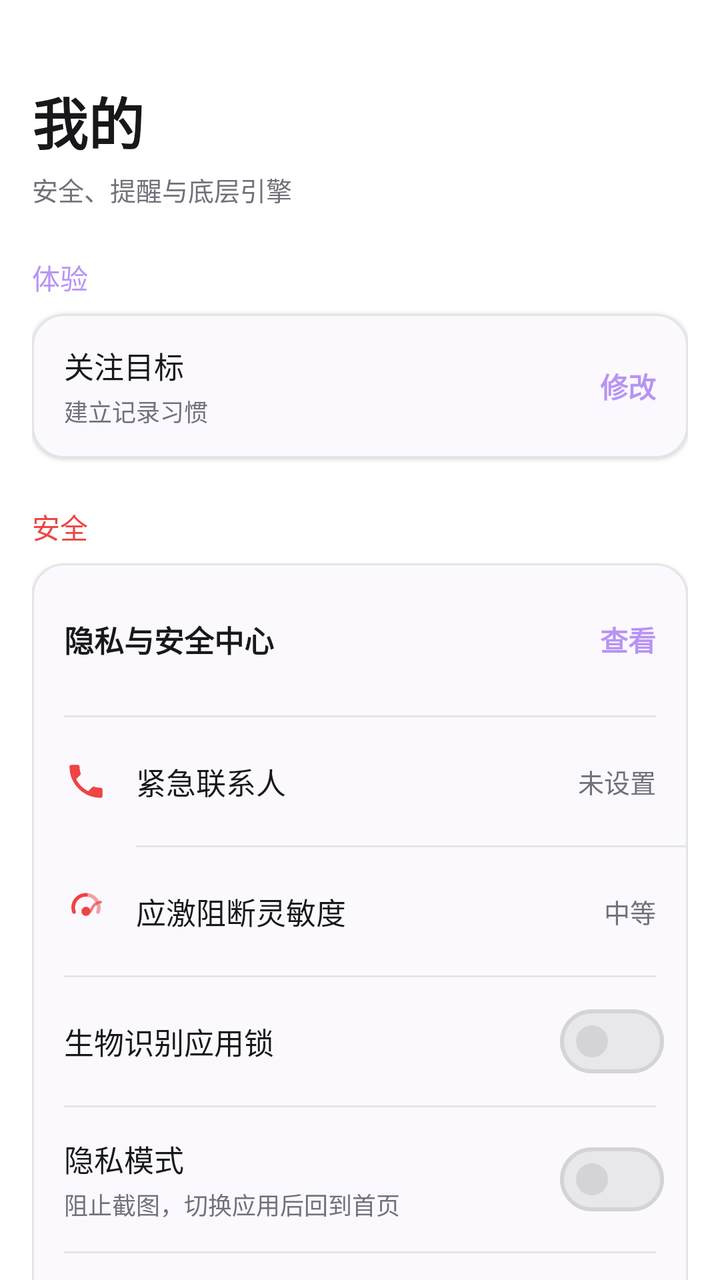
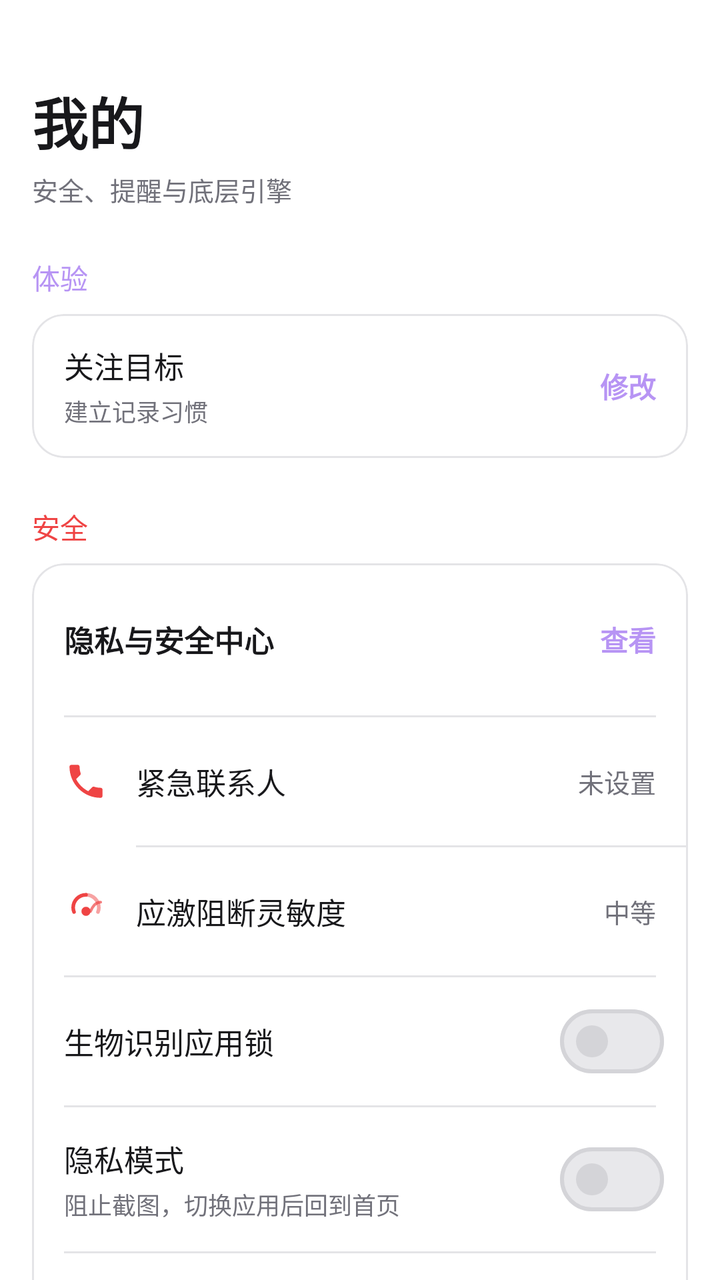

Two renders of the same Android screen: before a commit and after it. Below are the layout's source before the change and the commit's diff.
<!-- AndroidManifest.xml: application theme Theme.EmoScope -->
<!-- res/layout/fragment_settings.xml -->
<?xml version="1.0" encoding="utf-8"?>
<androidx.core.widget.NestedScrollView xmlns:android="http://schemas.android.com/apk/res/android"
    xmlns:app="http://schemas.android.com/apk/res-auto"
    android:layout_width="match_parent"
    android:layout_height="match_parent"
    android:background="?attr/colorSurfaceContainerLowest"
    android:clipToPadding="false"
    android:paddingStart="16dp"
    android:paddingTop="40dp"
    android:paddingEnd="16dp"
    android:paddingBottom="80dp"
    android:scrollbars="none">

    <LinearLayout
        android:layout_width="match_parent"
        android:layout_height="wrap_content"
        android:orientation="vertical">

        <TextView
            android:layout_width="match_parent"
            android:layout_height="wrap_content"
            android:text="我的"
            android:textColor="?attr/colorOnSurface"
            android:textSize="28sp"
            android:textStyle="bold" />

        <TextView
            android:layout_width="match_parent"
            android:layout_height="wrap_content"
            android:layout_marginTop="4dp"
            android:text="安全、提醒与底层引擎"
            android:textColor="?attr/colorOnSurfaceVariant"
            android:textSize="13sp" />

        <TextView
            style="@style/TextAppearance.Material3.LabelLarge"
            android:layout_width="wrap_content"
            android:layout_height="wrap_content"
            android:layout_marginTop="24dp"
            android:text="体验"
            android:textColor="?attr/colorPrimary" />

        <com.google.android.material.card.MaterialCardView
            android:id="@+id/btnFocusGoal"
            android:layout_width="match_parent"
            android:layout_height="wrap_content"
            android:layout_marginTop="8dp"
            android:clickable="true"
            android:focusable="true"
            android:foreground="?attr/selectableItemBackground"
            app:cardBackgroundColor="?attr/colorSurface"
            app:cardElevation="1dp"
            app:shapeAppearance="?attr/shapeAppearanceLargeComponent"
            app:strokeColor="?attr/colorOutlineVariant"
            app:strokeWidth="1dp">

            <LinearLayout
                android:layout_width="match_parent"
                android:layout_height="72dp"
                android:gravity="center_vertical"
                android:orientation="horizontal"
                android:paddingStart="16dp"
                android:paddingEnd="16dp">

                <LinearLayout
                    android:layout_width="0dp"
                    android:layout_height="wrap_content"
                    android:layout_weight="1"
                    android:orientation="vertical">

                    <TextView
                        android:layout_width="wrap_content"
                        android:layout_height="wrap_content"
                        android:text="关注目标"
                        android:textColor="?attr/colorOnSurface"
                        android:textSize="15sp" />

                    <TextView
                        android:id="@+id/tvCurrentGoal"
                        android:layout_width="wrap_content"
                        android:layout_height="wrap_content"
                        android:layout_marginTop="3dp"
                        android:text="建立记录习惯"
                        android:textColor="?attr/colorOnSurfaceVariant"
                        android:textSize="12sp" />
                </LinearLayout>

                <TextView
                    android:layout_width="wrap_content"
                    android:layout_height="wrap_content"
                    android:text="修改"
                    android:textColor="?attr/colorPrimary"
                    android:textSize="14sp"
                    android:textStyle="bold" />
            </LinearLayout>
        </com.google.android.material.card.MaterialCardView>

        <TextView
            style="@style/TextAppearance.Material3.LabelLarge"
            android:layout_width="wrap_content"
            android:layout_height="wrap_content"
            android:layout_marginTop="24dp"
            android:text="安全"
            android:textColor="?attr/colorError" />

        <com.google.android.material.card.MaterialCardView
            android:layout_width="match_parent"
            android:layout_height="wrap_content"
            android:layout_marginTop="8dp"
            app:cardBackgroundColor="?attr/colorSurface"
            app:cardElevation="1dp"
            app:shapeAppearance="?attr/shapeAppearanceLargeComponent"
            app:strokeColor="?attr/colorOutlineVariant"
            app:strokeWidth="1dp">

            <LinearLayout
                android:layout_width="match_parent"
                android:layout_height="wrap_content"
                android:orientation="vertical">

                <LinearLayout
                    android:id="@+id/btnPrivacyCenter"
                    android:layout_width="match_parent"
                    android:layout_height="76dp"
                    android:clickable="true"
                    android:focusable="true"
                    android:foreground="?attr/selectableItemBackground"
                    android:gravity="center_vertical"
                    android:orientation="horizontal"
                    android:paddingStart="16dp"
                    android:paddingEnd="16dp">

                    <TextView
                        android:layout_width="0dp"
                        android:layout_height="wrap_content"
                        android:layout_weight="1"
                        android:text="隐私与安全中心"
                        android:textColor="?attr/colorOnSurface"
                        android:textSize="15sp"
                        android:textStyle="bold" />

                    <TextView
                        android:layout_width="wrap_content"
                        android:layout_height="wrap_content"
                        android:text="查看"
                        android:textColor="?attr/colorPrimary"
                        android:textSize="14sp"
                        android:textStyle="bold" />
                </LinearLayout>

                <View
                    android:layout_width="match_parent"
                    android:layout_height="1dp"
                    android:layout_marginHorizontal="16dp"
                    android:background="?attr/colorOutlineVariant" />

                <LinearLayout
                    android:id="@+id/btnSetContact"
                    android:layout_width="match_parent"
                    android:layout_height="64dp"
                    android:clickable="true"
                    android:focusable="true"
                    android:foreground="?attr/selectableItemBackground"
                    android:gravity="center_vertical"
                    android:orientation="horizontal"
                    android:paddingStart="16dp"
                    android:paddingEnd="16dp">

                    <ImageView
                        android:layout_width="22dp"
                        android:layout_height="22dp"
                        android:contentDescription="紧急联系人"
                        android:src="@drawable/ic_phone"
                        android:tint="?attr/colorError" />

                    <TextView
                        android:layout_width="0dp"
                        android:layout_height="wrap_content"
                        android:layout_marginStart="14dp"
                        android:layout_weight="1"
                        android:text="紧急联系人"
                        android:textColor="?attr/colorOnSurface"
                        android:textSize="15sp" />

                    <TextView
                        android:id="@+id/tvCurrentContact"
                        android:layout_width="wrap_content"
                        android:layout_height="wrap_content"
                        android:ellipsize="middle"
                        android:maxWidth="130dp"
                        android:singleLine="true"
                        android:text="未设置"
                        android:textColor="?attr/colorOnSurfaceVariant"
                        android:textSize="13sp" />
                </LinearLayout>

                <View
                    android:layout_width="match_parent"
                    android:layout_height="1dp"
                    android:layout_marginStart="52dp"
                    android:background="?attr/colorOutlineVariant" />

                <LinearLayout
                    android:id="@+id/btnSetSensitivity"
                    android:layout_width="match_parent"
                    android:layout_height="64dp"
                    android:clickable="true"
                    android:focusable="true"
                    android:foreground="?attr/selectableItemBackground"
                    android:gravity="center_vertical"
                    android:orientation="horizontal"
                    android:paddingStart="16dp"
                    android:paddingEnd="16dp">

                    <ImageView
                        android:layout_width="22dp"
                        android:layout_height="22dp"
                        android:contentDescription="应激阻断灵敏度"
                        android:src="@drawable/ic_notification"
                        android:tint="?attr/colorError" />

                    <TextView
                        android:layout_width="0dp"
                        android:layout_height="wrap_content"
                        android:layout_marginStart="14dp"
                        android:layout_weight="1"
                        android:text="应激阻断灵敏度"
                        android:textColor="?attr/colorOnSurface"
                        android:textSize="15sp" />

                    <TextView
                        android:id="@+id/tvCurrentSensitivity"
                        android:layout_width="wrap_content"
                        android:layout_height="wrap_content"
                        android:text="中等"
                        android:textColor="?attr/colorOnSurfaceVariant"
                        android:textSize="13sp" />
                </LinearLayout>

                <View
                    android:layout_width="match_parent"
                    android:layout_height="1dp"
                    android:layout_marginStart="16dp"
                    android:layout_marginEnd="16dp"
                    android:background="?attr/colorOutlineVariant" />

                <LinearLayout
                    android:layout_width="match_parent"
                    android:layout_height="64dp"
                    android:gravity="center_vertical"
                    android:orientation="horizontal"
                    android:paddingStart="16dp"
                    android:paddingEnd="12dp">

                    <TextView
                        android:layout_width="0dp"
                        android:layout_height="wrap_content"
                        android:layout_weight="1"
                        android:text="生物识别应用锁"
                        android:textColor="?attr/colorOnSurface"
                        android:textSize="15sp" />

                    <com.google.android.material.materialswitch.MaterialSwitch
                        android:id="@+id/switchBiometric"
                        android:layout_width="wrap_content"
                        android:layout_height="wrap_content" />
                </LinearLayout>

                <View
                    android:layout_width="match_parent"
                    android:layout_height="1dp"
                    android:layout_marginHorizontal="16dp"
                    android:background="?attr/colorOutlineVariant" />

                <LinearLayout
                    android:layout_width="match_parent"
                    android:layout_height="72dp"
                    android:gravity="center_vertical"
                    android:orientation="horizontal"
                    android:paddingStart="16dp"
                    android:paddingEnd="12dp">

                    <LinearLayout
                        android:layout_width="0dp"
                        android:layout_height="wrap_content"
                        android:layout_weight="1"
                        android:orientation="vertical">

                        <TextView
                            android:layout_width="wrap_content"
                            android:layout_height="wrap_content"
                            android:text="隐私模式"
                            android:textColor="?attr/colorOnSurface"
                            android:textSize="15sp" />

                        <TextView
                            android:layout_width="wrap_content"
                            android:layout_height="wrap_content"
                            android:layout_marginTop="3dp"
                            android:text="阻止截图，切换应用后回到首页"
                            android:textColor="?attr/colorOnSurfaceVariant"
                            android:textSize="12sp" />
                    </LinearLayout>

                    <com.google.android.material.materialswitch.MaterialSwitch
                        android:id="@+id/switchPrivacy"
                        android:layout_width="wrap_content"
                        android:layout_height="wrap_content" />
                </LinearLayout>

                <View
                    android:layout_width="match_parent"
                    android:layout_height="1dp"
                    android:layout_marginHorizontal="16dp"
                    android:background="?attr/colorOutlineVariant" />

                <LinearLayout
                    android:id="@+id/btnClearLocalData"
                    android:layout_width="match_parent"
                    android:layout_height="68dp"
                    android:clickable="true"
                    android:focusable="true"
                    android:foreground="?attr/selectableItemBackground"
                    android:gravity="center_vertical"
                    android:orientation="horizontal"
                    android:paddingStart="16dp"
                    android:paddingEnd="16dp">

                    <TextView
                        android:layout_width="0dp"
                        android:layout_height="wrap_content"
                        android:layout_weight="1"
                        android:text="清除本机数据"
                        android:textColor="?attr/colorError"
                        android:textSize="15sp"
                        android:textStyle="bold" />

                    <TextView
                        android:layout_width="wrap_content"
                        android:layout_height="wrap_content"
                        android:text="不可恢复"
                        android:textColor="?attr/colorOnSurfaceVariant"
                        android:textSize="12sp" />
                </LinearLayout>
            </LinearLayout>
        </com.google.android.material.card.MaterialCardView>

        <TextView
            style="@style/TextAppearance.Material3.LabelLarge"
            android:layout_width="wrap_content"
            android:layout_height="wrap_content"
            android:layout_marginTop="24dp"
            android:text="交互"
            android:textColor="?attr/colorTertiary" />

        <com.google.android.material.card.MaterialCardView
            android:layout_width="match_parent"
            android:layout_height="wrap_content"
            android:layout_marginTop="8dp"
            app:cardBackgroundColor="?attr/colorSurface"
            app:cardElevation="1dp"
            app:shapeAppearance="?attr/shapeAppearanceLargeComponent"
            app:strokeColor="?attr/colorOutlineVariant"
            app:strokeWidth="1dp">

            <LinearLayout
                android:layout_width="match_parent"
                android:layout_height="wrap_content"
                android:orientation="vertical">

                <LinearLayout
                    android:layout_width="match_parent"
                    android:layout_height="64dp"
                    android:gravity="center_vertical"
                    android:orientation="horizontal"
                    android:paddingStart="16dp"
                    android:paddingEnd="12dp">

                    <TextView
                        android:layout_width="0dp"
                        android:layout_height="wrap_content"
                        android:layout_weight="1"
                        android:text="触觉反馈"
                        android:textColor="?attr/colorOnSurface"
                        android:textSize="15sp" />

                    <com.google.android.material.materialswitch.MaterialSwitch
                        android:id="@+id/switchHaptic"
                        android:layout_width="wrap_content"
                        android:layout_height="wrap_content" />
                </LinearLayout>

                <View
                    android:layout_width="match_parent"
                    android:layout_height="1dp"
                    android:layout_marginHorizontal="16dp"
                    android:background="?attr/colorOutlineVariant" />

                <LinearLayout
                    android:layout_width="match_parent"
                    android:layout_height="64dp"
                    android:gravity="center_vertical"
                    android:orientation="horizontal"
                    android:paddingStart="16dp"
                    android:paddingEnd="12dp">

                    <TextView
                        android:layout_width="0dp"
                        android:layout_height="wrap_content"
                        android:layout_weight="1"
                        android:text="AI 语音播报"
                        android:textColor="?attr/colorOnSurface"
                        android:textSize="15sp" />

                    <com.google.android.material.materialswitch.MaterialSwitch
                        android:id="@+id/switchTts"
                        android:layout_width="wrap_content"
                        android:layout_height="wrap_content" />
                </LinearLayout>

                <View
                    android:layout_width="match_parent"
                    android:layout_height="1dp"
                    android:layout_marginHorizontal="16dp"
                    android:background="?attr/colorOutlineVariant" />

                <LinearLayout
                    android:layout_width="match_parent"
                    android:layout_height="72dp"
                    android:gravity="center_vertical"
                    android:orientation="horizontal"
                    android:paddingStart="16dp"
                    android:paddingEnd="12dp">

                    <LinearLayout
                        android:layout_width="0dp"
                        android:layout_height="wrap_content"
                        android:layout_weight="1"
                        android:orientation="vertical">

                        <TextView
                            android:layout_width="wrap_content"
                            android:layout_height="wrap_content"
                            android:text="语音点击切换"
                            android:textColor="?attr/colorOnSurface"
                            android:textSize="15sp" />

                        <TextView
                            android:layout_width="wrap_content"
                            android:layout_height="wrap_content"
                            android:layout_marginTop="3dp"
                            android:text="点击开始/停止，最多录制 30 秒"
                            android:textColor="?attr/colorOnSurfaceVariant"
                            android:textSize="12sp" />
                    </LinearLayout>

                    <com.google.android.material.materialswitch.MaterialSwitch
                        android:id="@+id/switchVoiceMode"
                        android:layout_width="wrap_content"
                        android:layout_height="wrap_content" />
                </LinearLayout>
            </LinearLayout>
        </com.google.android.material.card.MaterialCardView>

        <TextView
            style="@style/TextAppearance.Material3.LabelLarge"
            android:layout_width="wrap_content"
            android:layout_height="wrap_content"
            android:layout_marginTop="24dp"
            android:text="提醒"
            android:textColor="@color/positive_green" />

        <com.google.android.material.card.MaterialCardView
            android:layout_width="match_parent"
            android:layout_height="wrap_content"
            android:layout_marginTop="8dp"
            app:cardBackgroundColor="?attr/colorSurface"
            app:cardElevation="1dp"
            app:shapeAppearance="?attr/shapeAppearanceLargeComponent"
            app:strokeColor="?attr/colorOutlineVariant"
            app:strokeWidth="1dp">

            <LinearLayout
                android:layout_width="match_parent"
                android:layout_height="wrap_content"
                android:orientation="vertical">

                <LinearLayout
                    android:layout_width="match_parent"
                    android:layout_height="64dp"
                    android:gravity="center_vertical"
                    android:orientation="horizontal"
                    android:paddingStart="16dp"
                    android:paddingEnd="12dp">

                    <TextView
                        android:layout_width="0dp"
                        android:layout_height="wrap_content"
                        android:layout_weight="1"
                        android:text="每日心情提醒"
                        android:textColor="?attr/colorOnSurface"
                        android:textSize="15sp" />

                    <com.google.android.material.materialswitch.MaterialSwitch
                        android:id="@+id/switchNotifyDaily"
                        android:layout_width="wrap_content"
                        android:layout_height="wrap_content" />
                </LinearLayout>

                <View
                    android:layout_width="match_parent"
                    android:layout_height="1dp"
                    android:layout_marginHorizontal="16dp"
                    android:background="?attr/colorOutlineVariant" />

                <LinearLayout
                    android:id="@+id/btnNotifyTime"
                    android:layout_width="match_parent"
                    android:layout_height="64dp"
                    android:clickable="true"
                    android:focusable="true"
                    android:foreground="?attr/selectableItemBackground"
                    android:gravity="center_vertical"
                    android:orientation="horizontal"
                    android:paddingStart="16dp"
                    android:paddingEnd="16dp">

                    <TextView
                        android:layout_width="0dp"
                        android:layout_height="wrap_content"
                        android:layout_weight="1"
                        android:text="提醒时间"
                        android:textColor="?attr/colorOnSurface"
                        android:textSize="15sp" />

                    <TextView
                        android:id="@+id/tvNotifyTime"
                        android:layout_width="wrap_content"
                        android:layout_height="wrap_content"
                        android:text="20:00"
                        android:textColor="?attr/colorOnSurfaceVariant"
                        android:textSize="13sp" />
                </LinearLayout>

                <View
                    android:layout_width="match_parent"
                    android:layout_height="1dp"
                    android:layout_marginHorizontal="16dp"
                    android:background="?attr/colorOutlineVariant" />

                <LinearLayout
                    android:layout_width="match_parent"
                    android:layout_height="64dp"
                    android:gravity="center_vertical"
                    android:orientation="horizontal"
                    android:paddingStart="16dp"
                    android:paddingEnd="12dp">

                    <TextView
                        android:layout_width="0dp"
                        android:layout_height="wrap_content"
                        android:layout_weight="1"
                        android:text="每周情绪报告"
                        android:textColor="?attr/colorOnSurface"
                        android:textSize="15sp" />

                    <com.google.android.material.materialswitch.MaterialSwitch
                        android:id="@+id/switchNotifyWeekly"
                        android:layout_width="wrap_content"
                        android:layout_height="wrap_content" />
                </LinearLayout>
            </LinearLayout>
        </com.google.android.material.card.MaterialCardView>

        <TextView
            style="@style/TextAppearance.Material3.LabelLarge"
            android:layout_width="wrap_content"
            android:layout_height="wrap_content"
            android:layout_marginTop="24dp"
            android:text="引擎"
            android:textColor="?attr/colorPrimary" />

        <com.google.android.material.card.MaterialCardView
            android:id="@+id/btnSetApiKey"
            android:layout_width="match_parent"
            android:layout_height="wrap_content"
            android:layout_marginTop="8dp"
            android:clickable="true"
            android:focusable="true"
            android:foreground="?attr/selectableItemBackground"
            app:cardBackgroundColor="?attr/colorSurface"
            app:cardElevation="1dp"
            app:shapeAppearance="?attr/shapeAppearanceLargeComponent"
            app:strokeColor="?attr/colorOutlineVariant"
            app:strokeWidth="1dp">

            <LinearLayout
                android:layout_width="match_parent"
                android:layout_height="76dp"
                android:gravity="center_vertical"
                android:orientation="horizontal"
                android:paddingStart="16dp"
                android:paddingEnd="16dp">

                <LinearLayout
                    android:layout_width="0dp"
                    android:layout_height="wrap_content"
                    android:layout_weight="1"
                    android:orientation="vertical">

                    <TextView
                        android:layout_width="wrap_content"
                        android:layout_height="wrap_content"
                        android:text="DeepSeek API Key"
                        android:textColor="?attr/colorOnSurface"
                        android:textSize="15sp" />

                    <TextView
                        android:id="@+id/tvCurrentApiKey"
                        android:layout_width="wrap_content"
                        android:layout_height="wrap_content"
                        android:layout_marginTop="3dp"
                        android:ellipsize="middle"
                        android:maxWidth="220dp"
                        android:singleLine="true"
                        android:text="未配置"
                        android:textColor="?attr/colorOnSurfaceVariant"
                        android:textSize="12sp" />
                </LinearLayout>

                <TextView
                    android:layout_width="wrap_content"
                    android:layout_height="wrap_content"
                    android:text="修改"
                    android:textColor="?attr/colorPrimary"
                    android:textSize="14sp"
                    android:textStyle="bold" />
            </LinearLayout>
        </com.google.android.material.card.MaterialCardView>

        <TextView
            android:layout_width="match_parent"
            android:layout_height="wrap_content"
            android:layout_marginTop="28dp"
            android:alpha="0.55"
            android:gravity="center"
            android:paddingBottom="24dp"
            android:text="EmoScope v2.0"
            android:textColor="?attr/colorOnSurfaceVariant"
            android:textSize="12sp" />
    </LinearLayout>
</androidx.core.widget.NestedScrollView>
<!-- resources referenced by this layout -->
<resources>
  <color name="positive_green">#10B981</color>
  <!-- drawable ic_phone (drawable) -->
  <vector xmlns:android="http://schemas.android.com/apk/res/android"
      android:width="24dp" android:height="24dp"
      android:viewportWidth="24" android:viewportHeight="24"
      android:tint="#FFFFFF">
      <path android:fillColor="@android:color/white"
          android:pathData="M6.62,10.79c1.44,2.83 3.76,5.14 6.59,6.59l2.2,-2.2c0.27,-0.27 0.67,-0.36 1.02,-0.24 1.12,0.37 2.33,0.57 3.57,0.57 0.55,0 1,0.45 1,1V20c0,0.55 -0.45,1 -1,1 -9.39,0 -17,-7.61 -17,-17 0,-0.55 0.45,-1 1,-1h3.5c0.55,0 1,0.45 1,1 0,1.25 0.2,2.45 0.57,3.57 0.11,0.35 0.03,0.74 -0.25,1.02l-2.2,2.2z"/>
  </vector>
  <style name="Theme.EmoScope" parent="Base.Theme.EmoScope" />
  <color name="md_theme_light_primary">#B794F4</color>
  <color name="md_theme_light_onPrimary">#FFFFFF</color>
  <color name="md_theme_light_primaryContainer">#F3F0FF</color>
  <color name="md_theme_light_onPrimaryContainer">#5B21B6</color>
  <color name="md_theme_light_secondary">#64748B</color>
  <color name="md_theme_light_onSecondary">#FFFFFF</color>
  <color name="md_theme_light_secondaryContainer">#F1F5F9</color>
  <color name="md_theme_light_onSecondaryContainer">#334155</color>
  <color name="md_theme_light_tertiary">#0EA5E9</color>
  <color name="md_theme_light_onTertiary">#FFFFFF</color>
  <color name="md_theme_light_tertiaryContainer">#E0F2FE</color>
  <color name="md_theme_light_onTertiaryContainer">#0C4A6E</color>
  <color name="md_theme_light_error">#EF4444</color>
  <color name="md_theme_light_onError">#FFFFFF</color>
  <color name="md_theme_light_errorContainer">#FEE2E2</color>
  <color name="md_theme_light_onErrorContainer">#991B1B</color>
  <color name="md_theme_light_background">#FAFAFA</color>
  <color name="md_theme_light_onBackground">#18181B</color>
  <color name="md_theme_light_surface">#FFFFFF</color>
  <color name="md_theme_light_onSurface">#18181B</color>
  <color name="md_theme_light_surfaceVariant">#F4F4F5</color>
  <color name="md_theme_light_onSurfaceVariant">#71717A</color>
  <color name="md_theme_light_surfaceContainerLowest">#FFFFFF</color>
  <color name="md_theme_light_surfaceContainerLow">#F8F8FA</color>
  <color name="md_theme_light_surfaceContainer">#F4F4F5</color>
  <color name="md_theme_light_surfaceContainerHigh">#EEEEF0</color>
  <color name="md_theme_light_surfaceContainerHighest">#E8E8EB</color>
  <color name="md_theme_light_outline">#D4D4D8</color>
  <color name="md_theme_light_outlineVariant">#E4E4E7</color>
  <color name="md_theme_light_inverseSurface">#18181B</color>
  <color name="md_theme_light_inverseOnSurface">#FAFAFA</color>
  <color name="md_theme_light_inversePrimary">#C4B5FD</color>
  <style name="ShapeAppearance.EmoScope.Small" parent="ShapeAppearance.Material3.SmallComponent">
          <item name="cornerFamily">rounded</item>
          <item name="cornerSize">8dp</item>
      </style>
  <style name="ShapeAppearance.EmoScope.Medium" parent="ShapeAppearance.Material3.MediumComponent">
          <item name="cornerFamily">rounded</item>
          <item name="cornerSize">12dp</item>
      </style>
  <style name="ShapeAppearance.EmoScope.Large" parent="ShapeAppearance.Material3.LargeComponent">
          <item name="cornerFamily">rounded</item>
          <item name="cornerSize">16dp</item>
      </style>
  <style name="Widget.EmoScope.BottomNav" parent="Widget.Material3.BottomNavigationView">
          <item name="materialThemeOverlay">@style/ThemeOverlay.EmoScope.BottomNav</item>
      </style>
  <style name="ThemeOverlay.EmoScope.BottomNav" parent="">
          <item name="colorSurface">@color/md_theme_light_surface</item>
          <item name="android:elevation">0dp</item>
      </style>
  <!-- unchanged entries left out for length: 2 -->
</resources>

<!-- the commit's change to res/layout/fragment_settings.xml (unified diff, before → after) -->
@@ -49,7 +49,7 @@
             android:focusable="true"
             android:foreground="?attr/selectableItemBackground"
             app:cardBackgroundColor="?attr/colorSurface"
-            app:cardElevation="1dp"
+            app:cardElevation="0dp"
             app:shapeAppearance="?attr/shapeAppearanceLargeComponent"
             app:strokeColor="?attr/colorOutlineVariant"
             app:strokeWidth="1dp">
@@ -108,7 +108,7 @@
             android:layout_height="wrap_content"
             android:layout_marginTop="8dp"
             app:cardBackgroundColor="?attr/colorSurface"
-            app:cardElevation="1dp"
+            app:cardElevation="0dp"
             app:shapeAppearance="?attr/shapeAppearanceLargeComponent"
             app:strokeColor="?attr/colorOutlineVariant"
             app:strokeWidth="1dp">
@@ -358,7 +358,7 @@
             android:layout_height="wrap_content"
             android:layout_marginTop="8dp"
             app:cardBackgroundColor="?attr/colorSurface"
-            app:cardElevation="1dp"
+            app:cardElevation="0dp"
             app:shapeAppearance="?attr/shapeAppearanceLargeComponent"
             app:strokeColor="?attr/colorOutlineVariant"
             app:strokeWidth="1dp">
@@ -475,7 +475,7 @@
             android:layout_height="wrap_content"
             android:layout_marginTop="8dp"
             app:cardBackgroundColor="?attr/colorSurface"
-            app:cardElevation="1dp"
+            app:cardElevation="0dp"
             app:shapeAppearance="?attr/shapeAppearanceLargeComponent"
             app:strokeColor="?attr/colorOutlineVariant"
             app:strokeWidth="1dp">
@@ -589,7 +589,7 @@
             android:focusable="true"
             android:foreground="?attr/selectableItemBackground"
             app:cardBackgroundColor="?attr/colorSurface"
-            app:cardElevation="1dp"
+            app:cardElevation="0dp"
             app:shapeAppearance="?attr/shapeAppearanceLargeComponent"
             app:strokeColor="?attr/colorOutlineVariant"
             app:strokeWidth="1dp">
